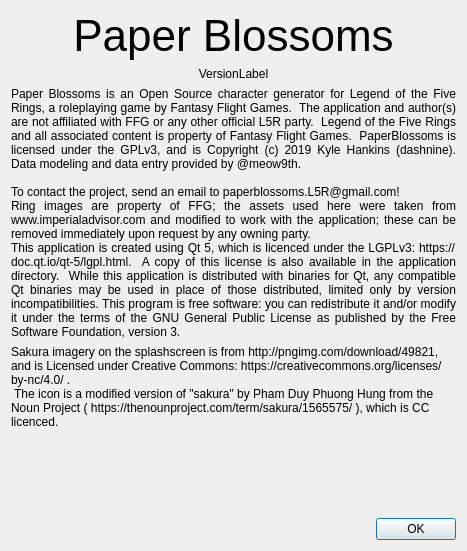
First picture: the form in PaperBlossoms/ui/aboutdialog.ui, repository dashnine/PaperBlossoms, before the edit.
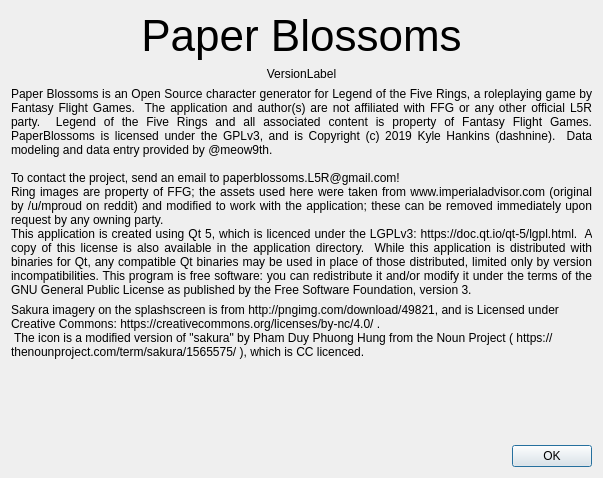
Second picture: the form after the edit.

Commit message: Update about to credit /u/mproud. resolves #133

The edit to the form file:
```diff
--- a/PaperBlossoms/ui/aboutdialog.ui
+++ b/PaperBlossoms/ui/aboutdialog.ui
@@ -6,8 +6,8 @@
    <rect>
     <x>0</x>
     <y>0</y>
-    <width>467</width>
-    <height>551</height>
+    <width>603</width>
+    <height>478</height>
    </rect>
   </property>
   <property name="windowTitle">
@@ -51,7 +51,7 @@
       <string>Paper Blossoms is an Open Source character generator for Legend of the Five Rings, a roleplaying game by Fantasy Flight Games.  The application and author(s) are not affiliated with FFG or any other official L5R party.  Legend of the Five Rings and all associated content is property of Fantasy Flight Games.  PaperBlossoms is licensed under the GPLv3, and is Copyright (c) 2019 Kyle Hankins (dashnine).  Data modeling and data entry provided by @meow9th. 
 
 To contact the project, send an email to paperblossoms.L5R@gmail.com!
-Ring images are property of FFG; the assets used here were taken from www.imperialadvisor.com and modified to work with the application; these can be removed immediately upon request by any owning party. 
+Ring images are property of FFG; the assets used here were taken from www.imperialadvisor.com (original by /u/mproud on reddit) and modified to work with the application; these can be removed immediately upon request by any owning party. 
 This application is created using Qt 5, which is licenced under the LGPLv3: https://doc.qt.io/qt-5/lgpl.html.  A copy of this license is also available in the application directory.  While this application is distributed with binaries for Qt, any compatible Qt binaries may be used in place of those distributed, limited only by version incompatibilities. This program is free software: you can redistribute it and/or modify it under the terms of the GNU General Public License as published by the Free Software Foundation, version 3.  </string>
      </property>
      <property name="alignment">
```
